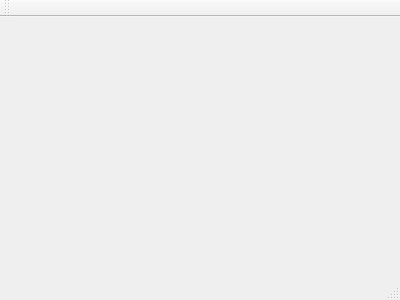
Old version of the form src/mainwindow.ui in the repository Gitnoter/vemoria2.
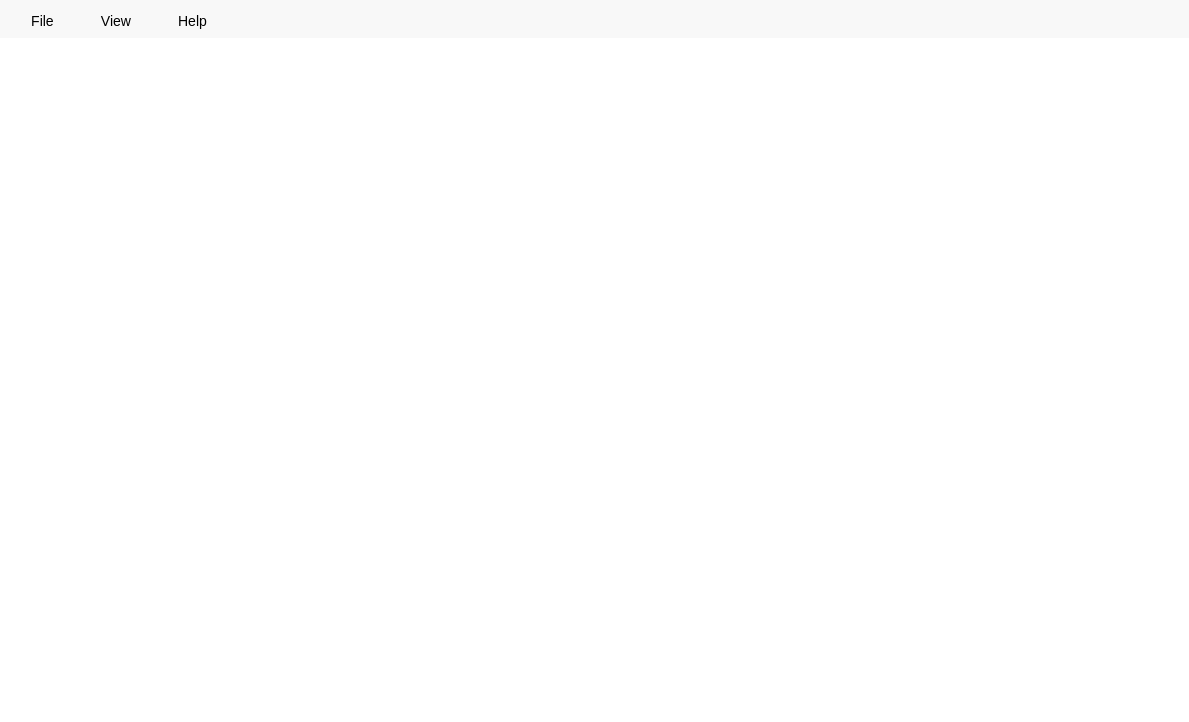
New version of the form.

Patch:
```diff
--- a/src/mainwindow.ui
+++ b/src/mainwindow.ui
@@ -1,24 +1,128 @@
 <ui version="4.0">
  <class>MainWindow</class>
- <widget class="QMainWindow" name="MainWindow" >
-  <property name="geometry" >
+ <widget class="QMainWindow" name="MainWindow">
+  <property name="geometry">
    <rect>
     <x>0</x>
     <y>0</y>
-    <width>400</width>
-    <height>300</height>
+    <width>1189</width>
+    <height>722</height>
    </rect>
   </property>
-  <property name="windowTitle" >
+  <property name="sizePolicy">
+   <sizepolicy hsizetype="Preferred" vsizetype="Preferred">
+    <horstretch>0</horstretch>
+    <verstretch>0</verstretch>
+   </sizepolicy>
+  </property>
+  <property name="windowTitle">
    <string>MainWindow</string>
   </property>
-  <widget class="QMenuBar" name="menuBar" />
-  <widget class="QToolBar" name="mainToolBar" />
-  <widget class="QWidget" name="centralWidget" />
-  <widget class="QStatusBar" name="statusBar" />
+  <property name="styleSheet">
+   <string notr="true">QMainWindow{
+background-color:#FFF;
+border-color:#fff;
+}
+
+</string>
+  </property>
+  <widget class="QWidget" name="centralWidget">
+   <layout class="QGridLayout" name="gridLayout">
+    <property name="leftMargin">
+     <number>0</number>
+    </property>
+    <property name="topMargin">
+     <number>0</number>
+    </property>
+    <property name="rightMargin">
+     <number>0</number>
+    </property>
+    <property name="bottomMargin">
+     <number>0</number>
+    </property>
+    <property name="spacing">
+     <number>0</number>
+    </property>
+    <item row="0" column="0">
+     <layout class="QHBoxLayout" name="horizontalLayout" stretch="1,3,1">
+      <property name="spacing">
+       <number>0</number>
+      </property>
+      <item>
+       <layout class="QGridLayout" name="gridSidebar">
+        <property name="spacing">
+         <number>0</number>
+        </property>
+       </layout>
+      </item>
+      <item>
+       <layout class="QGridLayout" name="gridContent">
+        <property name="spacing">
+         <number>0</number>
+        </property>
+       </layout>
+      </item>
+      <item>
+       <layout class="QGridLayout" name="gridDetail">
+        <property name="spacing">
+         <number>0</number>
+        </property>
+       </layout>
+      </item>
+     </layout>
+    </item>
+   </layout>
+  </widget>
+  <widget class="QMenuBar" name="menuBar">
+   <property name="geometry">
+    <rect>
+     <x>0</x>
+     <y>0</y>
+     <width>1189</width>
+     <height>40</height>
+    </rect>
+   </property>
+   <property name="styleSheet">
+    <string notr="true">QMenuBar{
+background-color:#F8F8F8;
+font-family: 'Source Sans Pro';
+font-size:14px;
+font-weight:regular;
+padding-left:5px;
+padding-right:15px;
+padding-top:8px;
+}
+
+QMenuBar::item {
+color : black;
+margin-top:4px;
+spacing: 3px;
+padding: 1px 20px;
+background-color: #F8F8F8t;
+border-radius: 4px;
+}</string>
+   </property>
+   <widget class="QMenu" name="menuFile">
+    <property name="title">
+     <string>File</string>
+    </property>
+   </widget>
+   <widget class="QMenu" name="menuView">
+    <property name="title">
+     <string>View</string>
+    </property>
+   </widget>
+   <widget class="QMenu" name="menuHelp">
+    <property name="title">
+     <string>Help</string>
+    </property>
+   </widget>
+   <addaction name="menuFile"/>
+   <addaction name="menuView"/>
+   <addaction name="menuHelp"/>
+  </widget>
  </widget>
- <layoutDefault spacing="6" margin="11" />
- <pixmapfunction></pixmapfunction>
+ <layoutdefault spacing="6" margin="11"/>
  <resources/>
  <connections/>
 </ui>
```
Left out of the diff: 1 changed line with no effect on the pictures.
